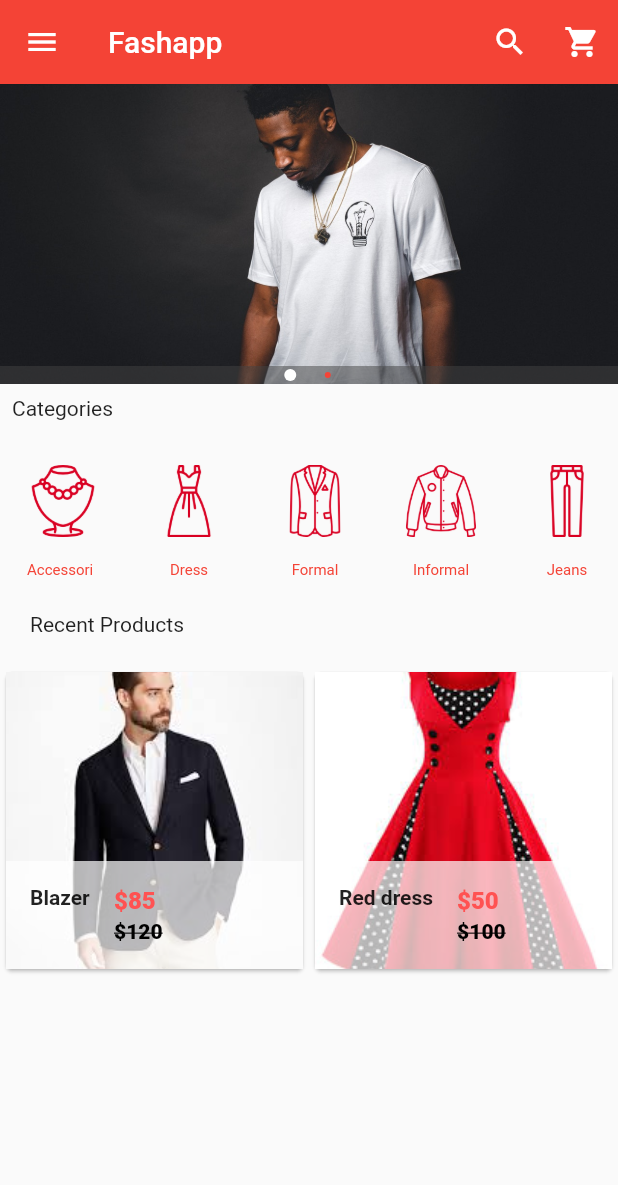
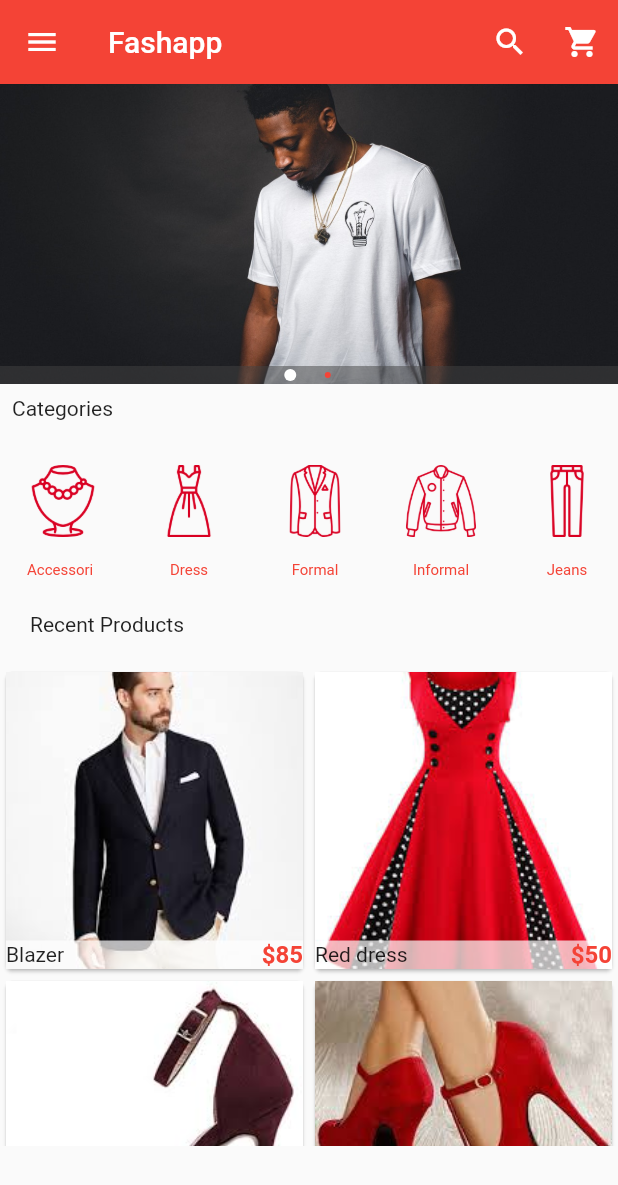
Before and after one commit to MahmoudSelmy/flutter_app, a Flutter app: the screen it shows after launch, on a phone screen of 412 x 824 dp. Shown: the top 1185 px of the screen. Run offline on Flutter 3.47's test engine with Material 2 defaults, Android fonts, the phone set to English and light mode, and no system bars; drawn by our look-alikes of carousel_pro.

Commit message:
19 - 19. Flutter e-commerce app - Home page Ui modification

```diff
--- a/lib/components/products.dart
+++ b/lib/components/products.dart
@@ -21,6 +21,18 @@ class _ProductsState extends State<Products> {
       "picture": "images/products/dress1.jpeg",
       "old_price": 100,
       "price": 50,
+    },
+    {
+      "name": "Hills A",
+      "picture": "images/products/hills1.jpeg",
+      "old_price": 10,
+      "price": 5,
+    },
+    {
+      "name": "Hills B",
+      "picture": "images/products/hills2.jpeg",
+      "old_price": 20,
+      "price": 5,
     }
   ];
 
@@ -63,23 +75,12 @@ class SingleProduct extends StatelessWidget {
             child: GridTile(
               footer: Container(
                 color: Colors.white70,
-                child: ListTile(
-                  leading: Text(
-                    name,
-                    style: TextStyle(fontWeight: FontWeight.bold),
-                  ),
-                  title: Text(
-                    '\$$price',
-                    style: TextStyle(
-                        color: Colors.redAccent, fontWeight: FontWeight.w800),
-                  ),
-                  subtitle: Text(
-                    '\$$oldPrice',
-                    style: TextStyle(
-                        color: Colors.black,
-                        fontWeight: FontWeight.w800,
-                        decoration: TextDecoration.lineThrough),
-                  ),
+                child: Row(
+                  children: <Widget>[
+                    Expanded(child: Text(name),),
+                    // Expanded(child: Text('\$$oldPrice', style: TextStyle(decoration: TextDecoration.lineThrough),)),
+                    Expanded(child: Text('\$$price', style: TextStyle(color: Colors.red, fontWeight: FontWeight.bold, fontSize: 16.0),textAlign: TextAlign.right,),),
+                  ],
                 ),
               ),
               child: Image.asset(
--- a/pubspec.yaml
+++ b/pubspec.yaml
@@ -57,6 +57,8 @@ flutter:
     - images/cats/tshirt.png
     - images/products/blazer1.jpeg
     - images/products/dress1.jpeg
+    - images/products/hills1.jpeg
+    - images/products/hills2.jpeg
   # An image asset can refer to one or more resolution-specific "variants", see
   # https://flutter.dev/assets-and-images/#resolution-aware.
 
```
